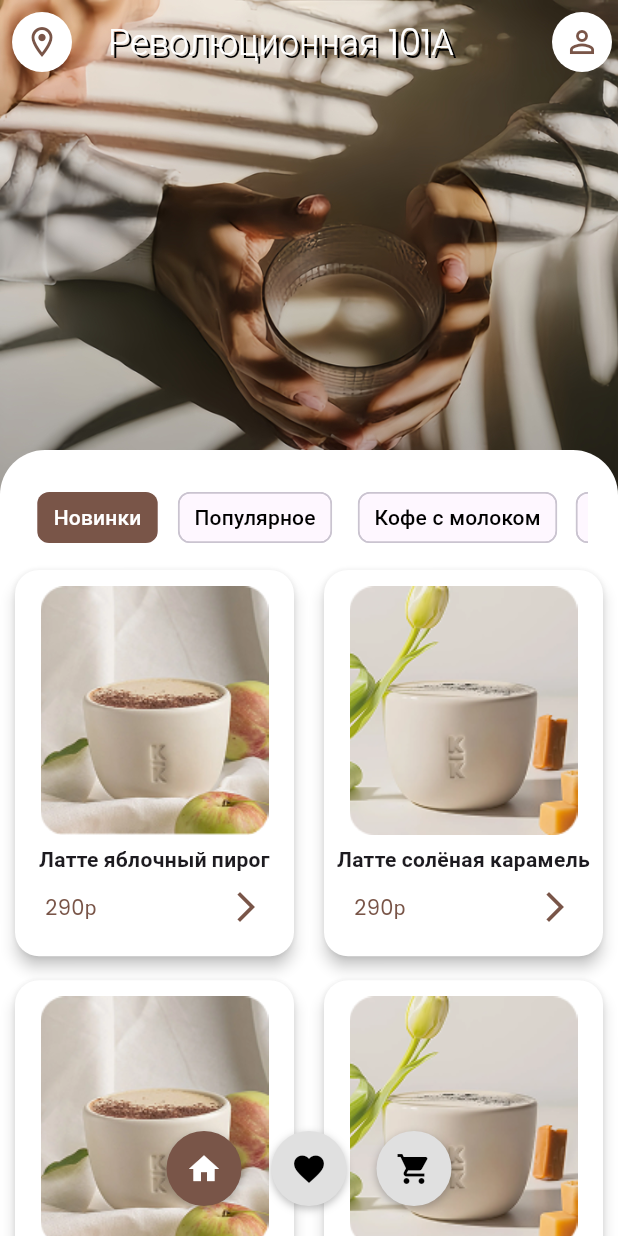
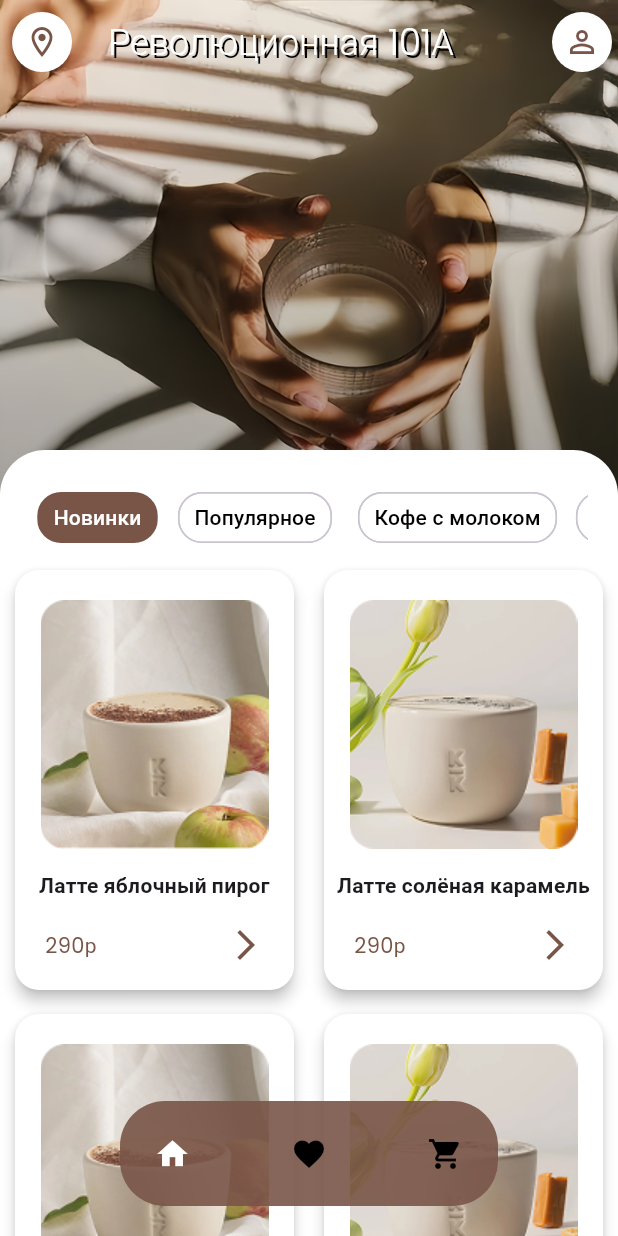
Before and after one commit to Cure232/flutter_application_coffee_shop, a Flutter app: the screen it shows after launch, after a tap on "Новинки", on a phone screen of 412 x 824 dp. Run offline on Flutter 3.47's test engine with Material 3 defaults, Android fonts, the phone set to English and light mode, and no system bars; our stand-ins replace google_fonts.

Commit message:
polish_commit

```diff
--- a/lib/home_page.dart
+++ b/lib/home_page.dart
@@ -41,7 +41,7 @@ class HomePageState extends State<HomePage> {
   }
 
   void _scrollToSelected(int index) {
-    if (_isFullyVisible(index)) return;
+    //if (_isFullyVisible(index)) return;
 
     double screenWidth = MediaQuery.of(context).size.width;
     double itemWidth = 120.0;
@@ -83,6 +83,7 @@ class HomePageState extends State<HomePage> {
                       child: ChoiceChip(
                         key: _keys[index],
                         label: Text(appState.categories[index]),
+                        shape: RoundedRectangleBorder(borderRadius: BorderRadius.circular(16)),
                         selected: appState.selectedCategoryIndex == index,
                         showCheckmark: false,
                         onSelected: (selected) {
@@ -94,13 +95,14 @@ class HomePageState extends State<HomePage> {
                         },
                         disabledColor: Colors.white,
                         selectedColor: Colors.brown,
+                        backgroundColor: Colors.white,
                         surfaceTintColor: Colors.transparent,
                         labelStyle: TextStyle(color: appState.selectedCategoryIndex == index ? Colors.white : Colors.black),
                         labelPadding: const EdgeInsets.symmetric(horizontal: 6.0),
                         padding: const EdgeInsets.symmetric(horizontal: 4.0),
-                        ) //Choise Chip
-                      ), // IntrinsicWidth
-                    ); //Padding
+                        )
+                      ),
+                    );
                   }
                 ),
               ),
@@ -115,6 +117,7 @@ class HomePageState extends State<HomePage> {
                   crossAxisCount: 2,
                   mainAxisSpacing: 16,
                   childAspectRatio: 0.8,
+                  mainAxisExtent: 280
                   ),
                   delegate: SliverChildBuilderDelegate(
                     (context, index) {
@@ -132,8 +135,9 @@ class HomePageState extends State<HomePage> {
                           elevation: 4,
                           shape: RoundedRectangleBorder(borderRadius: BorderRadius.circular(16)),
                           child: Column(
-                            mainAxisAlignment: MainAxisAlignment.center,
+                            mainAxisAlignment: MainAxisAlignment.spaceEvenly,
                             children: [
+                              SizedBox(height: 4,),
                               Image.asset(appState.selectedCategoryProducts[index].image),
                               Container(
                                 padding: EdgeInsets.only(left: 6, right: 6, top: 6),
--- a/lib/main.dart
+++ b/lib/main.dart
@@ -19,6 +19,7 @@ class AppState with ChangeNotifier {
   int _selectedPage = 0;
   int _selectedSize = 0;
   int _itemAmount = 1;
+  List<CartItem> _cartItems = [];
 
   List<String> get categories => _categories;
   int get selectedCategoryIndex => _selectedCategoryIndex;
@@ -27,6 +28,7 @@ class AppState with ChangeNotifier {
   int get selectedPage => _selectedPage;
   int get itemAmount => _itemAmount;
   int get selectedSize => _selectedSize;
+  List<CartItem> get cartItems => _cartItems;
 
   AppState() {
     for (Product p in products) {
@@ -187,11 +189,18 @@ class CoffeeMenuScreen extends StatelessWidget {
             }).toList(),
           ),
           Positioned(
-            left: 0,
-            right: 0,
+            left: 80,
+            right: 80,
             bottom: 20,
+            child: Center(
+              child: Container(
+                padding: EdgeInsets.all(10),
+                decoration: BoxDecoration(
+                  color: Colors.brown.withOpacity(0.9),
+                  borderRadius: BorderRadius.all(Radius.circular(30))
+                ),
                 child: Row(
-              mainAxisAlignment: MainAxisAlignment.center,
+                  mainAxisAlignment: MainAxisAlignment.spaceBetween,
                   children: [
                     MenuNavigationButton(
                       icon: Icons.home,
@@ -217,6 +226,8 @@ class CoffeeMenuScreen extends StatelessWidget {
                       },
                     ),
                   ],
+                ),
+              ),
             ),
           ),
         ],
--- a/lib/navigation_buttons.dart
+++ b/lib/navigation_buttons.dart
@@ -21,7 +21,8 @@ class MenuNavigationButton extends StatelessWidget {
         height: 50,
         decoration: BoxDecoration(
           shape: BoxShape.circle,
-          color: isSelected ? Colors.brown : Colors.grey[300],
+          color: Colors.transparent,
+          /*
           boxShadow: const [
             BoxShadow(
               color: Colors.black26,
@@ -29,6 +30,7 @@ class MenuNavigationButton extends StatelessWidget {
               offset: Offset(0, 2),
             ),
           ],
+          */
         ),
         child: Icon(
           icon,
--- a/lib/product.dart
+++ b/lib/product.dart
@@ -7,6 +7,7 @@ class Product {
   final int price;
   final String currency;
   final String image;
+  final String description;
 
   Product({
     required this.name,
@@ -15,6 +16,7 @@ class Product {
     required this.price,
     required this.currency,
     required this.image,
+    this.description = "",
   });
 
   // Десериализация из JSON
@@ -53,3 +55,15 @@ List<Product> parseProducts(String jsonString) {
 
   return jsonList.map((json) => Product.fromJson(json)).toList();
 }
+
+class CartItem {
+  final Product product;
+  int quantity;
+  List<String>? addedSyrups;
+
+  CartItem({
+    required this.product,
+    this.quantity = 1,
+    this.addedSyrups
+  });
+}
```
Also changed, not shown: lib/menu_item_edit.dart (+35 -15 lines). Lines whose indentation alone changed are shown as unchanged.
